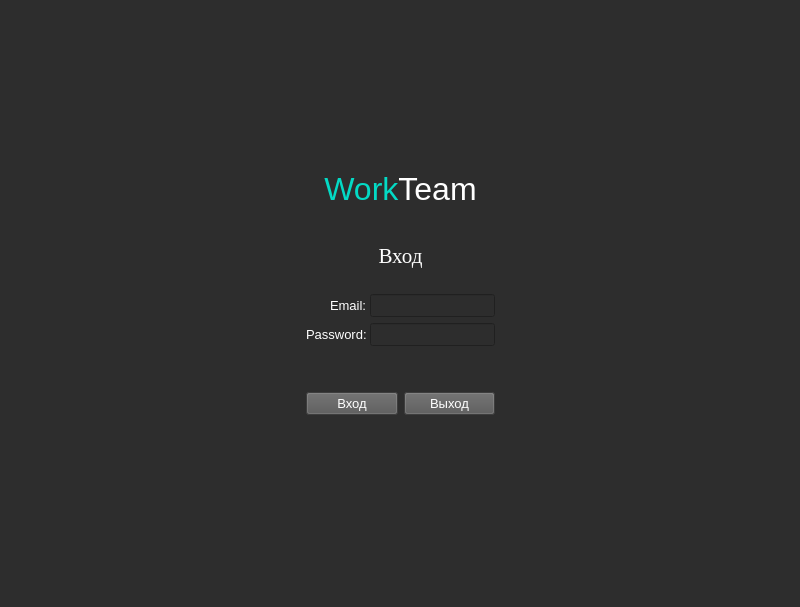
First picture: the form in Client/Application01/mainwindow.ui, repository SuperSLD/TeamHomework, before the edit.
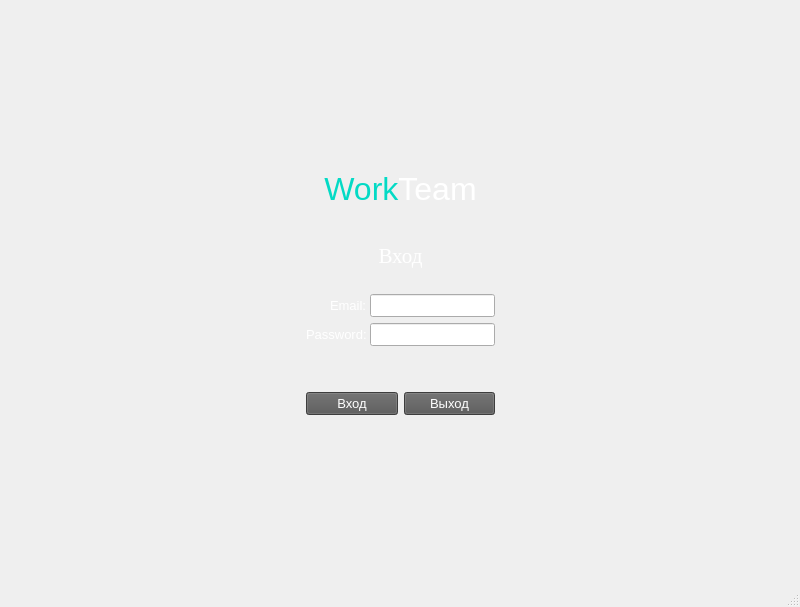
Second picture: the form after the edit.

Commit message: Установлен фон на окно авторизации.

```diff
--- a/Client/Application01/mainwindow.ui
+++ b/Client/Application01/mainwindow.ui
@@ -14,12 +14,15 @@
    <string>MainWindow</string>
   </property>
   <property name="styleSheet">
-   <string notr="true">background-color: rgb(45, 45, 45);</string>
+   <string notr="true"/>
   </property>
   <property name="locale">
    <locale language="Rundi" country="Burundi"/>
   </property>
   <widget class="QWidget" name="centralwidget">
+   <property name="styleSheet">
+    <string notr="true"/>
+   </property>
    <layout class="QGridLayout" name="gridLayout_3">
     <item row="0" column="0">
      <layout class="QGridLayout" name="gridLayout_2">
@@ -99,7 +102,7 @@
                </font>
               </property>
               <property name="styleSheet">
-               <string notr="true">color: rgb(255, 255, 255);</string>
+               <string notr="true">color: rgb(0, 0, 0);</string>
               </property>
              </widget>
             </item>
@@ -126,8 +129,7 @@
                </font>
               </property>
               <property name="styleSheet">
-               <string notr="true">color: rgb(255, 255, 255);
-color: rgb(255, 255, 255);</string>
+               <string notr="true">color: rgb(0, 0, 0);</string>
               </property>
               <property name="echoMode">
                <enum>QLineEdit::Password</enum>
```
Left out of the diff: 140 changed lines with no effect on the pictures. The commit also changes 5 other files.
